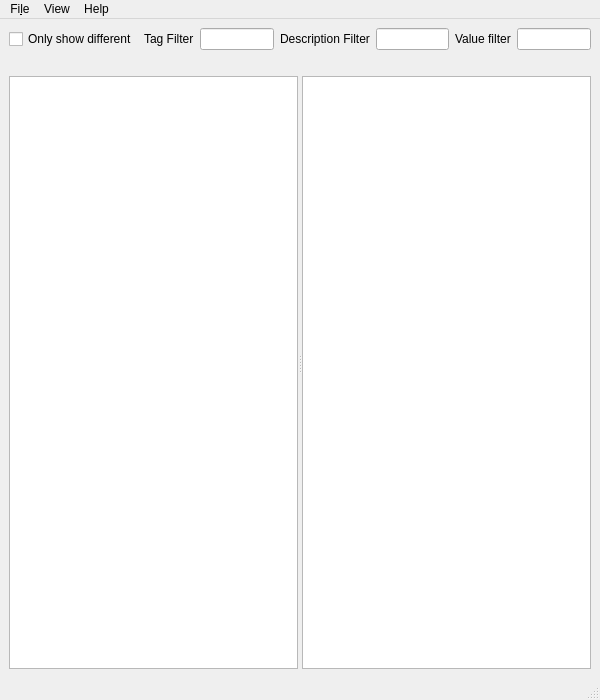
First picture: the form in ui/mainWindow.ui, repository keithoffer/QDICOMDiffer, before the edit.
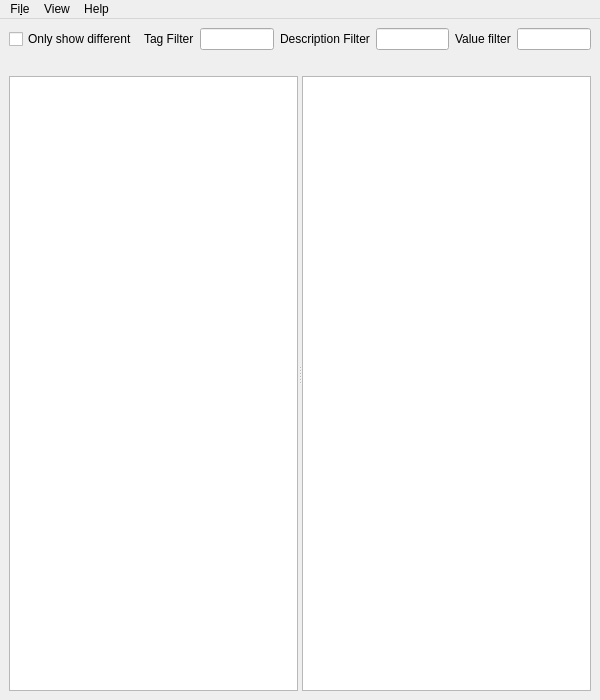
Second picture: the form after the edit. Custom widgets are drawn as their Qt base class.

Commit message: BUGFIX: Remove unused statusbar

Diff of the .ui file:
```diff
--- a/ui/mainWindow.ui
+++ b/ui/mainWindow.ui
@@ -169,7 +169,6 @@
    <addaction name="menuView"/>
    <addaction name="menuHelp"/>
   </widget>
-  <widget class="QStatusBar" name="statusbar"/>
   <action name="actionOpen">
    <property name="text">
     <string>&amp;Open</string>
```
The commit also changes 1 other file.
